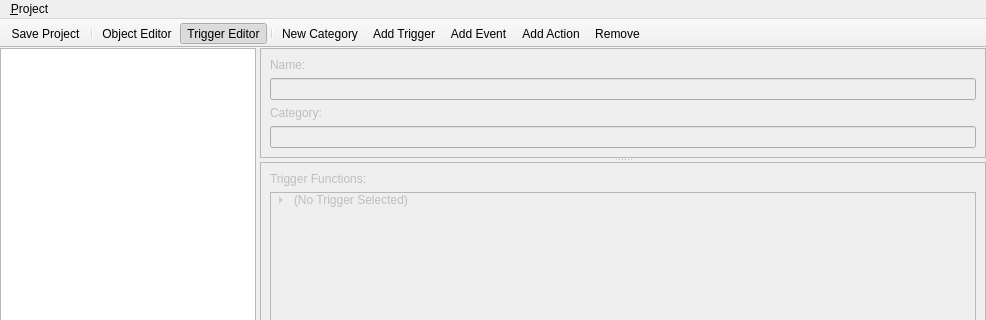
Before: the Qt Designer form editor/ui/trigger_editor.ui in Kyoril/wow-pp, drawn with Qt 5; both pictures show x 0 to 986 and y 0 to 320 of the 986 by 640 pixel window.
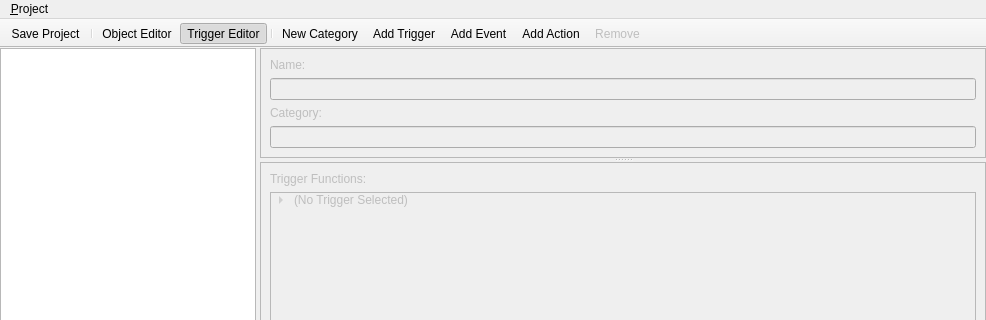
After: the same form once the commit is applied. Icons and pictures are not drawn.

Patch:
```diff
--- a/editor/ui/trigger_editor.ui
+++ b/editor/ui/trigger_editor.ui
@@ -349,6 +349,9 @@
    </property>
   </action>
   <action name="actionRemove">
+   <property name="enabled">
+    <bool>false</bool>
+   </property>
    <property name="text">
     <string>Remove</string>
    </property>
```
